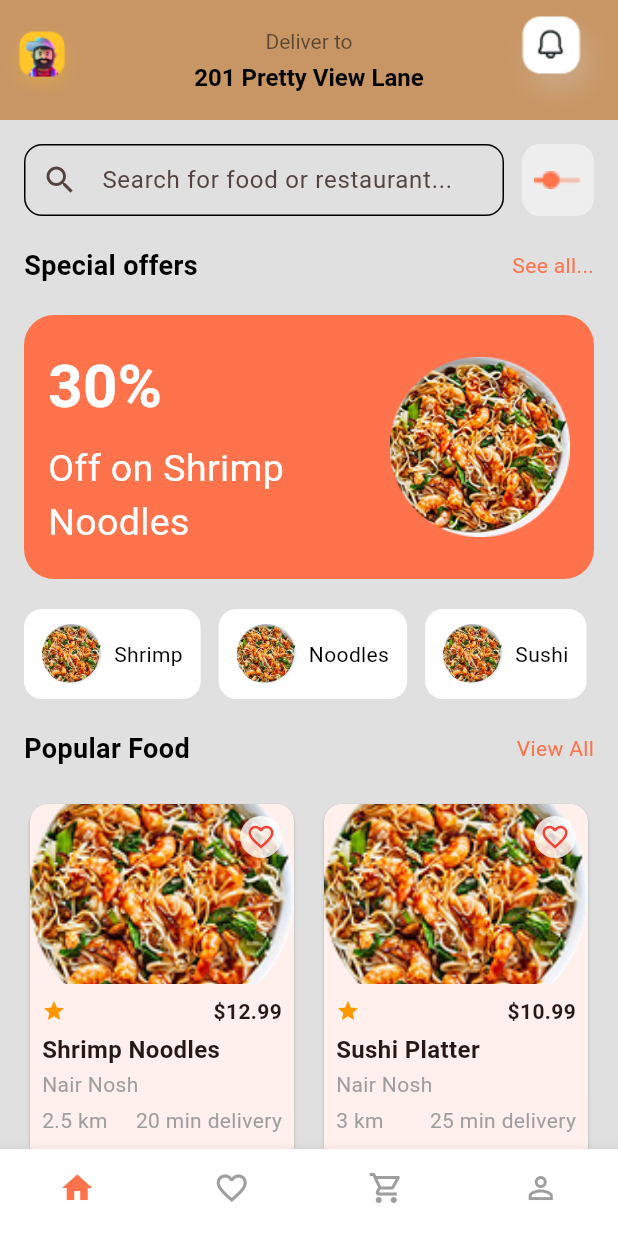
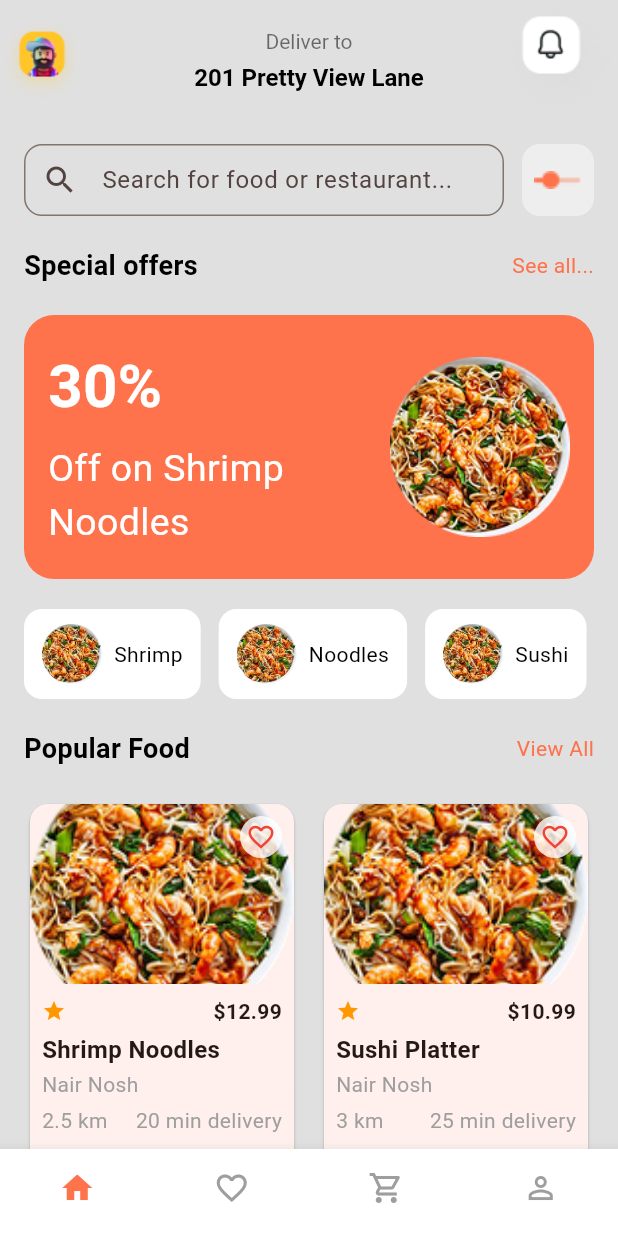
Before and after one commit to NguyenAnhDuc012/eatsy_app, a Flutter app: the HomePage screen opened directly, on a phone screen of 412 x 824 dp. Run offline on Flutter 3.47's test engine with Material 3 defaults, Android fonts, the phone set to English and light mode, and no system bars.

Commit message:
90% homepage

```diff
--- a/lib/screens/home_page.dart
+++ b/lib/screens/home_page.dart
@@ -28,7 +28,7 @@ class HomePage extends StatelessWidget {
             ),
           ],
         ),
-        backgroundColor: const Color.fromARGB(255, 200, 150, 100),
+        backgroundColor: Colors.grey[300],
         elevation: 0.0,
         centerTitle: true,
 
@@ -47,7 +47,7 @@ class HomePage extends StatelessWidget {
           child: Column(
             crossAxisAlignment: CrossAxisAlignment.start,
             children: [
-              // Hàng tìm kiếm + filter
+              // Hàng tìm kiếm + filter (ngắn gọn)
               Row(
                 children: [
                   Expanded(
@@ -59,20 +59,6 @@ class HomePage extends StatelessWidget {
                           vertical: 12,
                         ),
                         border: OutlineInputBorder(
-                          borderRadius: BorderRadius.circular(12),
-                          borderSide: const BorderSide(
-                            color: Colors.black,
-                            width: 1,
-                          ),
-                        ),
-                        enabledBorder: OutlineInputBorder(
-                          borderRadius: BorderRadius.circular(12),
-                          borderSide: const BorderSide(
-                            color: Colors.black,
-                            width: 1,
-                          ),
-                        ),
-                        focusedBorder: OutlineInputBorder(
                           borderRadius: BorderRadius.circular(12),
                           borderSide: const BorderSide(
                             color: Colors.black,
```
